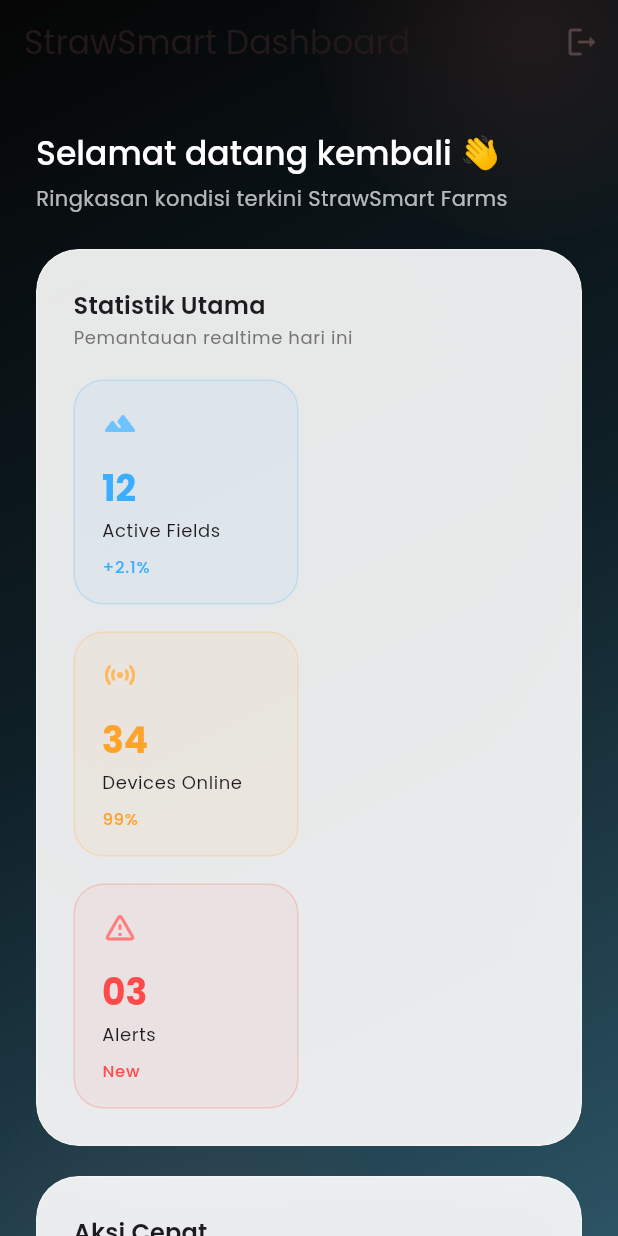
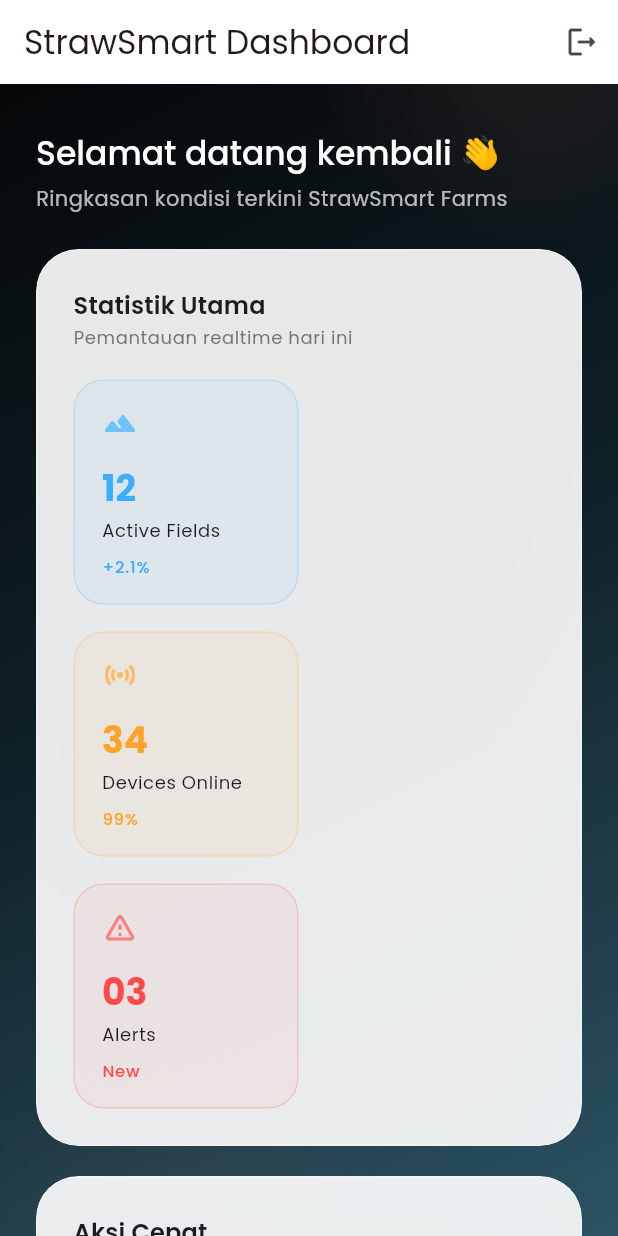
Before and after one commit to abhixyz1/strawsmart_farming, a Flutter app: the screen it shows once a user with an empty profile is signed in, on a phone screen of 412 x 824 dp. Run offline on Flutter 3.47's test engine with Material 3 defaults, Android fonts, the light colour scheme and no system bars; our stand-ins replace firebase_auth, firebase_core, flutter_riverpod, go_router, google_fonts; accounts and stored records are empty.

Commit message:
fix look dashboard

```diff
--- a/lib/screens/dashboard/dashboard_screen.dart
+++ b/lib/screens/dashboard/dashboard_screen.dart
@@ -77,7 +77,7 @@
       extendBodyBehindAppBar: true,
       appBar: AppBar(
         elevation: 0,
-        backgroundColor: Colors.transparent,
+        backgroundColor: const Color.fromARGB(255, 255, 255, 255),
         title: const Text('StrawSmart Dashboard'),
         actions: [
           IconButton(
```
